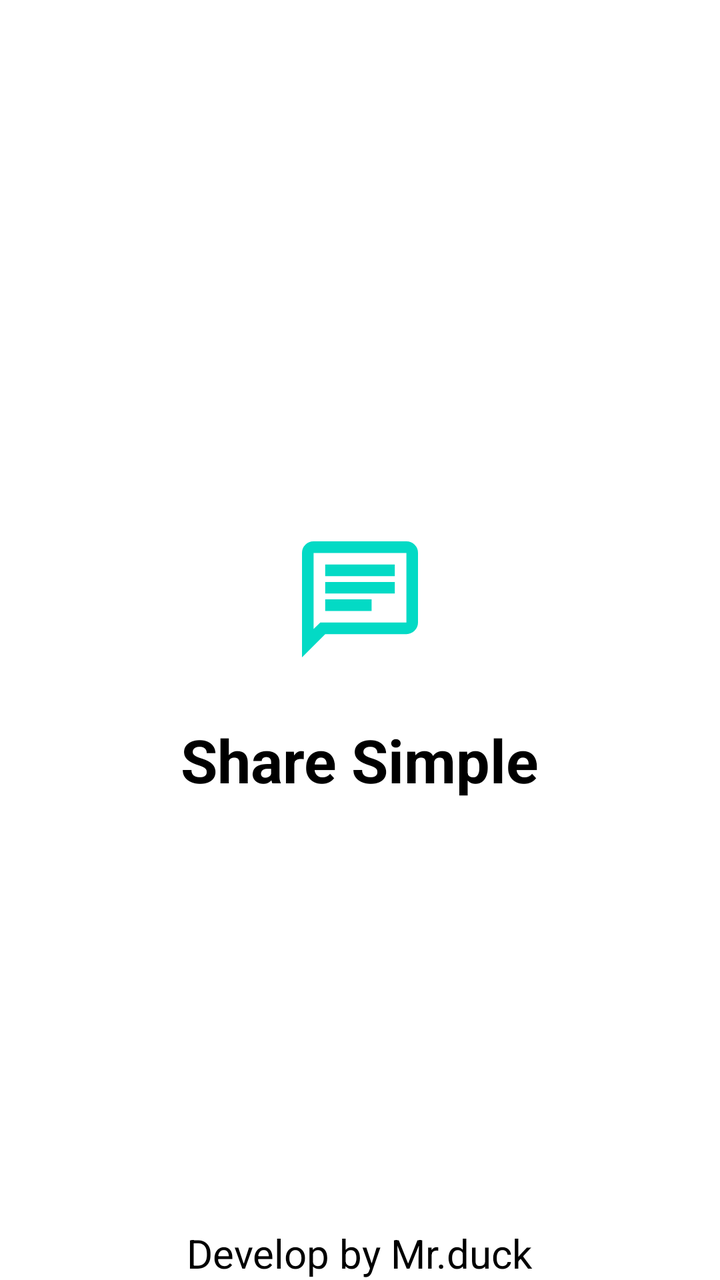
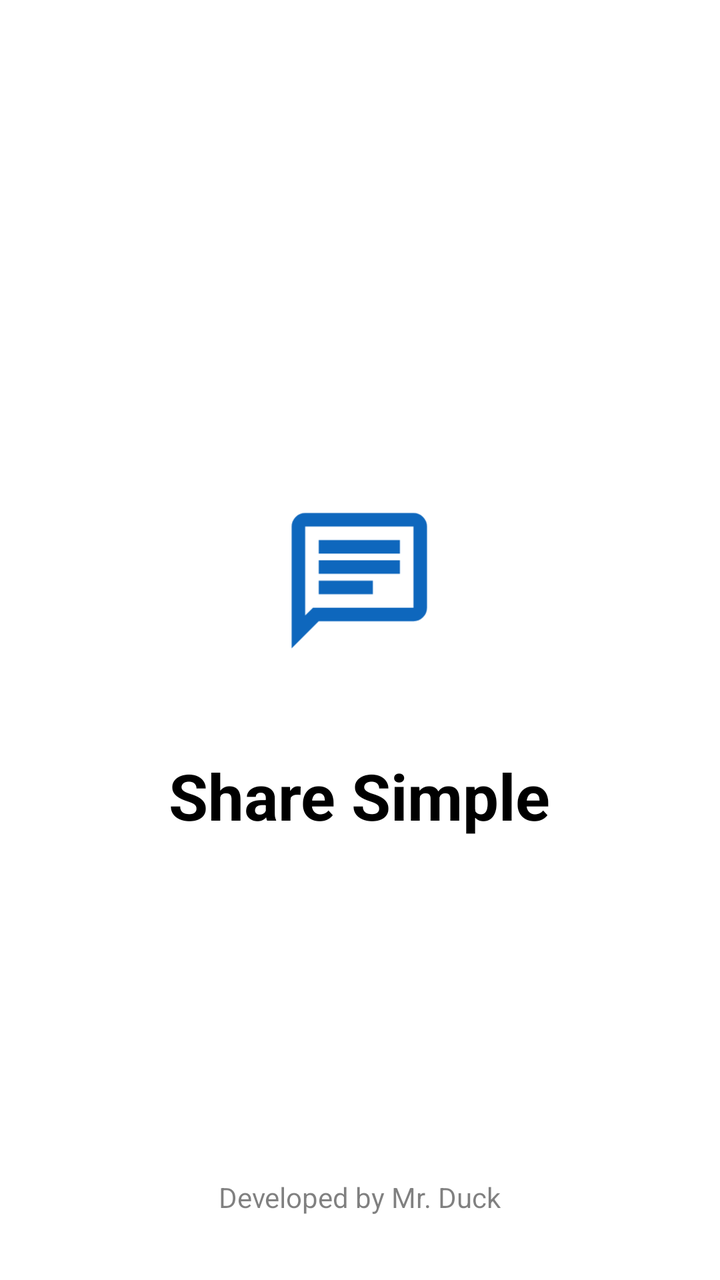

Compare the two renders of this Android layout. The source of the first and the diff that turns it into the second are given below.
<!-- AndroidManifest.xml: application theme Theme.MyApplication -->
<!-- res/layout/fragment_splash.xml -->
<?xml version="1.0" encoding="utf-8"?>
<RelativeLayout xmlns:android="http://schemas.android.com/apk/res/android"
    xmlns:app="http://schemas.android.com/apk/res-auto"
    xmlns:tools="http://schemas.android.com/tools"
    android:layout_width="match_parent"
    android:layout_height="match_parent"
    android:background="@color/white"
    tools:context=".Frangment.SplashFragment">

<LinearLayout
    android:id="@+id/container"

    android:layout_width="match_parent"
    android:layout_height="match_parent"
    android:gravity="center"
    android:orientation="vertical">

    <ImageView
        android:layout_width="120dp"
        android:layout_height="120dp"
        app:tint="@color/teal_200"
        android:src="@drawable/ic_chat_foreground"
        android:layout_gravity="center"
        android:visibility="visible" />

    <TextView
        android:layout_width="wrap_content"
        android:layout_height="wrap_content"
        android:text="Share Simple"
        android:textSize="30dp"
        android:textStyle="bold"
        android:textColor="@color/material_dynamic_neutral0">

    </TextView>
</LinearLayout>
    <TextView
        android:id="@+id/devInfo"
        android:layout_alignParentBottom="true"
        android:layout_centerHorizontal="true"
        android:layout_marginTop="20dp"
        android:layout_width="wrap_content"
        android:layout_height="wrap_content"
        android:textSize="20dp"
        android:text="Develop by Mr.duck"
        android:textColor="@color/black" />
</RelativeLayout>
<!-- resources referenced by this layout -->
<resources>
  <color name="black">#FF000000</color>
  <color name="teal_200">#FF03DAC5</color>
  <color name="white">#FFFFFFFF</color>
  <!-- drawable ic_chat_foreground (drawable) -->
  <vector xmlns:android="http://schemas.android.com/apk/res/android"
      android:width="108dp"
      android:height="108dp"
      android:viewportWidth="960"
      android:viewportHeight="960"
      android:tint="#000000"
      android:autoMirrored="true">
    <group android:scaleX="0.58"
        android:scaleY="0.58"
        android:translateX="201.6"
        android:translateY="201.6">
      <path
          android:fillColor="@android:color/white"
          android:pathData="M240,560L560,560L560,480L240,480L240,560ZM240,440L720,440L720,360L240,360L240,440ZM240,320L720,320L720,240L240,240L240,320ZM80,880L80,160Q80,127 103.5,103.5Q127,80 160,80L800,80Q833,80 856.5,103.5Q880,127 880,160L880,640Q880,673 856.5,696.5Q833,720 800,720L240,720L80,880ZM206,640L800,640Q800,640 800,640Q800,640 800,640L800,160Q800,160 800,160Q800,160 800,160L160,160Q160,160 160,160Q160,160 160,160L160,685L206,640ZM160,640L160,640L160,160Q160,160 160,160Q160,160 160,160L160,160Q160,160 160,160Q160,160 160,160L160,640Q160,640 160,640Q160,640 160,640Z"/>
    </group>
  </vector>
  <style name="Theme.MyApplication" parent="Theme.MaterialComponents.DayNight.DarkActionBar">
          
          <item name="colorPrimary">@color/purple_500</item>
          <item name="colorPrimaryVariant">@color/purple_700</item>
          <item name="colorOnPrimary">@color/white</item>
          
          <item name="colorSecondary">@color/teal_200</item>
          <item name="colorSecondaryVariant">@color/teal_700</item>
          <item name="colorOnSecondary">@color/black</item>
          
          <item name="android:statusBarColor">?attr/colorPrimaryVariant</item>
          
      </style>
  <color name="purple_500">#D9B84D</color>
  <color name="purple_700">#F60303</color>
  <color name="teal_700">#D04A0F</color>
</resources>

<!-- the commit's change to res/layout/fragment_splash.xml (unified diff, before → after) -->
@@ -1,5 +1,5 @@
 <?xml version="1.0" encoding="utf-8"?>
-<RelativeLayout xmlns:android="http://schemas.android.com/apk/res/android"
+<FrameLayout xmlns:android="http://schemas.android.com/apk/res/android"
     xmlns:app="http://schemas.android.com/apk/res-auto"
     xmlns:tools="http://schemas.android.com/tools"
     android:layout_width="match_parent"
@@ -7,40 +7,38 @@
     android:background="@color/white"
     tools:context=".Frangment.SplashFragment">
 
-<LinearLayout
-    android:id="@+id/container"
+    <LinearLayout
+        android:layout_width="wrap_content"
+        android:layout_height="wrap_content"
+        android:layout_gravity="center"
+        android:gravity="center"
+        android:orientation="vertical">
 
-    android:layout_width="match_parent"
-    android:layout_height="match_parent"
-    android:gravity="center"
-    android:orientation="vertical">
+        <ImageView
+            android:layout_width="140dp"
+            android:layout_height="140dp"
+            android:src="@drawable/ic_chat_foreground"
+            app:tint="@color/purple_200" />
 
-    <ImageView
-        android:layout_width="120dp"
-        android:layout_height="120dp"
-        app:tint="@color/teal_200"
-        android:src="@drawable/ic_chat_foreground"
-        android:layout_gravity="center"
-        android:visibility="visible" />
+        <TextView
+            android:layout_width="wrap_content"
+            android:layout_height="wrap_content"
+            android:layout_marginTop="16dp"
+            android:text="Share Simple"
+            android:textColor="@color/black"
+            android:textSize="32sp"
+            android:textStyle="bold" />
+
+    </LinearLayout>
 
     <TextView
         android:layout_width="wrap_content"
         android:layout_height="wrap_content"
-        android:text="Share Simple"
-        android:textSize="30dp"
-        android:textStyle="bold"
-        android:textColor="@color/material_dynamic_neutral0">
+        android:layout_gravity="bottom|center_horizontal"
+        android:layout_marginBottom="32dp"
+        android:text="Developed by Mr. Duck"
+        android:textColor="@color/black"
+        android:alpha="0.5"
+        android:textSize="14sp" />
 
-    </TextView>
-</LinearLayout>
-    <TextView
-        android:id="@+id/devInfo"
-        android:layout_alignParentBottom="true"
-        android:layout_centerHorizontal="true"
-        android:layout_marginTop="20dp"
-        android:layout_width="wrap_content"
-        android:layout_height="wrap_content"
-        android:textSize="20dp"
-        android:text="Develop by Mr.duck"
-        android:textColor="@color/black" />
-</RelativeLayout>
+</FrameLayout>
<!-- resource entries referenced after the edit -->
@@ -1,6 +1,7 @@
 <!-- resources referenced by this layout -->
 <resources>
   <color name="black">#FF000000</color>
+  <color name="purple_200">#0E67BD</color>
   <color name="teal_200">#FF03DAC5</color>
   <color name="white">#FFFFFFFF</color>
   <!-- drawable ic_chat_foreground (drawable) -->
